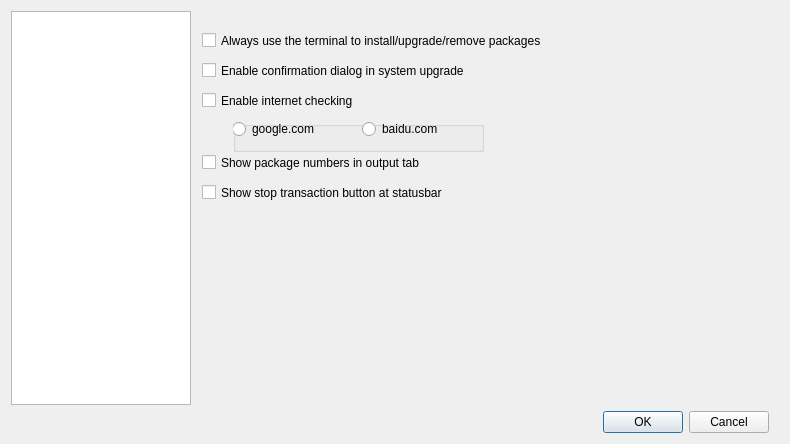
Old version of the form ui/optionsdialog.ui in the repository aarnt/octopi.
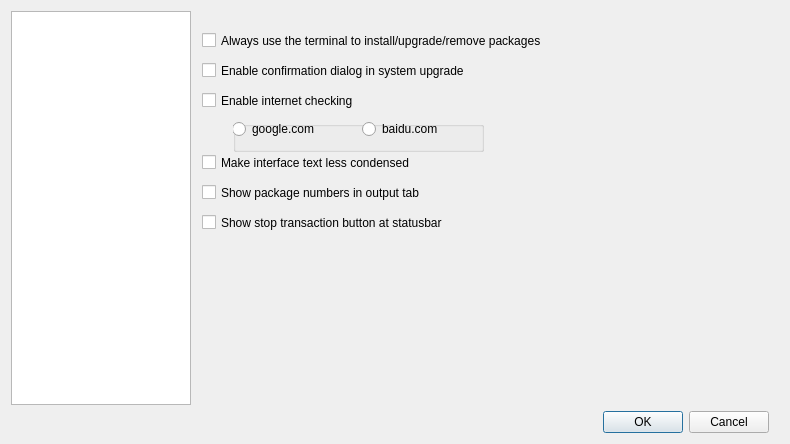
New version of the form. The open tabs and pages were chosen to show the change.

Commit message: - Add the option to make the whole interface text less condensed.

```diff
--- a/ui/optionsdialog.ui
+++ b/ui/optionsdialog.ui
@@ -81,7 +81,7 @@
          <property name="geometry">
           <rect>
            <x>9</x>
-           <y>140</y>
+           <y>170</y>
            <width>581</width>
            <height>23</height>
           </rect>
@@ -94,7 +94,7 @@
          <property name="geometry">
           <rect>
            <x>9</x>
-           <y>170</y>
+           <y>200</y>
            <width>611</width>
            <height>23</height>
           </rect>
@@ -184,6 +184,19 @@
           <string>Enable confirmation dialog in system upgrade</string>
          </property>
         </widget>
+        <widget class="QCheckBox" name="cbMakeInterfaceLessCondensed">
+         <property name="geometry">
+          <rect>
+           <x>9</x>
+           <y>140</y>
+           <width>611</width>
+           <height>23</height>
+          </rect>
+         </property>
+         <property name="text">
+          <string>Make interface text less condensed</string>
+         </property>
+        </widget>
        </widget>
        <widget class="QWidget" name="swPackageList">
         <widget class="QCheckBox" name="cbUseAlternateRowColor">
```
Left out of the diff: 2 changed lines with no effect on the pictures. The commit also changes 14 other files.
